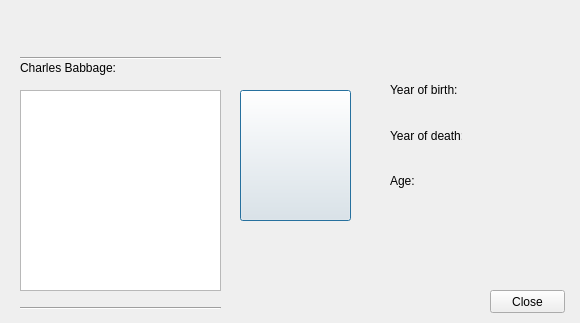
Hopur21/Hopur21, file Hopur21Verkefni/MyComputerScienceList/ui/csmoreinfo.ui: the form before one commit.
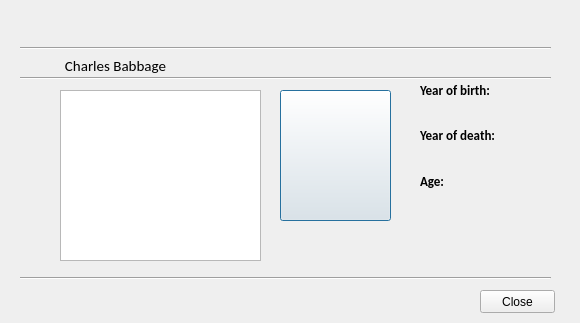
The form after the commit. Icons and pictures are not drawn.

Diff of the .ui file:
```diff
--- a/Hopur21Verkefni/MyComputerScienceList/ui/csmoreinfo.ui
+++ b/Hopur21Verkefni/MyComputerScienceList/ui/csmoreinfo.ui
@@ -17,8 +17,8 @@
    <property name="geometry">
     <rect>
      <x>20</x>
-     <y>50</y>
-     <width>201</width>
+     <y>40</y>
+     <width>531</width>
      <height>16</height>
     </rect>
    </property>
@@ -29,7 +29,7 @@
   <widget class="QPushButton" name="pushButton_imageComputer">
    <property name="geometry">
     <rect>
-     <x>240</x>
+     <x>280</x>
      <y>90</y>
      <width>111</width>
      <height>131</height>
@@ -57,10 +57,10 @@
   <widget class="QTextBrowser" name="textBrowser">
    <property name="geometry">
     <rect>
-     <x>20</x>
+     <x>60</x>
      <y>90</y>
      <width>201</width>
-     <height>201</height>
+     <height>171</height>
     </rect>
    </property>
   </widget>
@@ -68,21 +68,32 @@
    <property name="geometry">
     <rect>
      <x>20</x>
-     <y>60</y>
-     <width>101</width>
-     <height>16</height>
+     <y>50</y>
+     <width>191</width>
+     <height>31</height>
     </rect>
    </property>
+   <property name="font">
+    <font>
+     <family>Calibri</family>
+     <pointsize>11</pointsize>
+     <weight>50</weight>
+     <bold>false</bold>
+    </font>
+   </property>
    <property name="text">
-    <string>Charles Babbage:</string>
+    <string>Charles Babbage</string>
+   </property>
+   <property name="alignment">
+    <set>Qt::AlignCenter</set>
    </property>
   </widget>
   <widget class="Line" name="line_2">
    <property name="geometry">
     <rect>
      <x>20</x>
-     <y>300</y>
-     <width>201</width>
+     <y>270</y>
+     <width>531</width>
      <height>16</height>
     </rect>
    </property>
@@ -93,7 +104,7 @@
   <widget class="QPushButton" name="pushButton">
    <property name="geometry">
     <rect>
-     <x>490</x>
+     <x>480</x>
      <y>290</y>
      <width>75</width>
      <height>23</height>
@@ -107,7 +118,7 @@
    <property name="geometry">
     <rect>
      <x>20</x>
-     <y>20</y>
+     <y>10</y>
      <width>101</width>
      <height>31</height>
     </rect>
@@ -122,18 +133,39 @@
     <bool>true</bool>
    </property>
   </widget>
+  <widget class="Line" name="line_3">
+   <property name="geometry">
+    <rect>
+     <x>20</x>
+     <y>70</y>
+     <width>531</width>
+     <height>16</height>
+    </rect>
+   </property>
+   <property name="orientation">
+    <enum>Qt::Horizontal</enum>
+   </property>
+  </widget>
   <widget class="QWidget" name="">
    <property name="geometry">
     <rect>
-     <x>390</x>
+     <x>420</x>
      <y>70</y>
-     <width>72</width>
+     <width>80</width>
      <height>131</height>
     </rect>
    </property>
    <layout class="QVBoxLayout" name="verticalLayout">
     <item>
      <widget class="QLabel" name="label_tempNafn">
+      <property name="font">
+       <font>
+        <family>Calibri</family>
+        <pointsize>10</pointsize>
+        <weight>75</weight>
+        <bold>true</bold>
+       </font>
+      </property>
       <property name="text">
        <string>Year of birth:</string>
       </property>
@@ -141,6 +173,14 @@
     </item>
     <item>
      <widget class="QLabel" name="label_2">
+      <property name="font">
+       <font>
+        <family>Calibri</family>
+        <pointsize>10</pointsize>
+        <weight>75</weight>
+        <bold>true</bold>
+       </font>
+      </property>
       <property name="text">
        <string>Year of death:</string>
       </property>
@@ -148,6 +188,14 @@
     </item>
     <item>
      <widget class="QLabel" name="label_3">
+      <property name="font">
+       <font>
+        <family>Calibri</family>
+        <pointsize>10</pointsize>
+        <weight>75</weight>
+        <bold>true</bold>
+       </font>
+      </property>
       <property name="text">
        <string>Age:</string>
       </property>
```
Left out of the diff: 1 changed line with no effect on the pictures.
